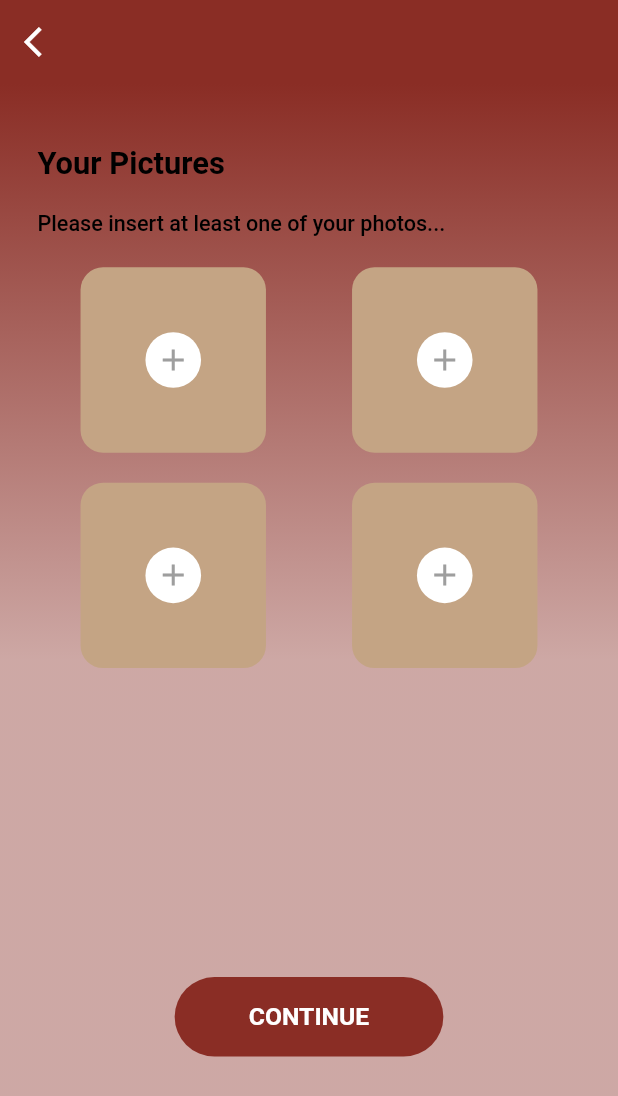
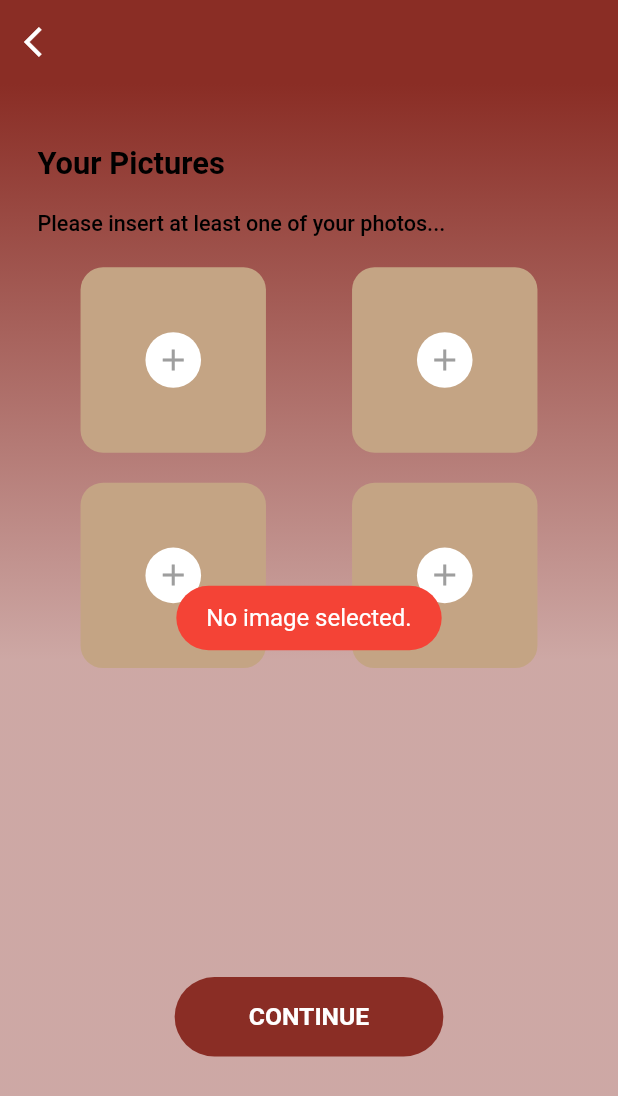
Before and after one commit to MuhammadZaheer57886/Poly-Playground, a Flutter app: the AddPictureScreen screen opened directly, after a tap on the "add" icon, on a phone screen of 412 x 824 dp. Shown: the top 1096 px of the screen. Run offline on Flutter 3.47's test engine with Material 2 defaults, Android fonts, the phone set to English and light mode, and no system bars; our stand-ins replace cloud_firestore, connectivity_plus, email_validator, firebase_auth, firebase_core, firebase_storage and 4 more; missing offline and left inert: flutter_facebook_auth; accounts and stored records are empty.

Commit message:
all profiles settup screens are ready to use

```diff
--- a/lib/ui/authentication/profile_info/add_picture_screen.dart
+++ b/lib/ui/authentication/profile_info/add_picture_screen.dart
@@ -5,6 +5,7 @@ import 'package:firebase_auth/firebase_auth.dart';
 import 'package:firebase_storage/firebase_storage.dart';
 import 'package:flutter/material.dart';
 import 'package:image_picker/image_picker.dart';
+import '../../../common/pop_message.dart';
 import '../../../utils/constants/app_colors.dart';
 import '../../payment/payment.dart';
 import '../../ui_components/simple_button.dart';
@@ -199,18 +200,13 @@ class _AddPictureScreenState extends State<AddPictureScreen> {
     try {
       final pickedFile = await picker.pickImage(source: ImageSource.camera);
       if (pickedFile == null) {
-        const SnackBar(
-          content: Text('Failed to get image from camera.'),
-        );
+        showFailedToast(context, 'No image selected.');
         return '';
       }
       return pickedFile.path;
     } catch (e) {
-      ScaffoldMessenger.of(context).showSnackBar(
-        const SnackBar(
-          content: Text('Failed to get image from camera.'),
-        ),
-      );
+      showFailedToast(context, 'Failed to get image from camera.');
+      return '';
     }
     return '';
   }
@@ -224,7 +220,10 @@ class _AddPictureScreenState extends State<AddPictureScreen> {
         image3.isNotEmpty ? await uploadImage(FileImage(File(image3))) : '';
     final image4URL =
         image4.isNotEmpty ? await uploadImage(FileImage(File(image4))) : '';
-
+if(image1URL.isEmpty && image2URL.isEmpty && image3URL.isEmpty && image4URL.isEmpty){
+  showFailedToast(context, 'Please insert at least one image');
+  return;
+}
     FirebaseFirestore.instance
         .collection("users")
         .doc(FirebaseAuth.instance.currentUser!.uid)
@@ -242,9 +241,8 @@ class _AddPictureScreenState extends State<AddPictureScreen> {
       );
     });
   }
-}
 
-Future<String> uploadImage(FileImage file)  async {
+  Future<String> uploadImage(FileImage file) async {
     final fileName = file.file.path.split('/').last;
 
     try {
@@ -256,13 +254,15 @@ Future<String> uploadImage(FileImage file)  async {
         final downloadUrl = await firebaseStorageRef.getDownloadURL();
         return downloadUrl;
       } else {
-      throw Exception('Failed to upload image.');
+        showFailedToast(context, 'Failed to upload image');
+        return '';
       }
     } on FirebaseException catch (e) {
       print(e);
-    throw Exception('Failed to upload image.');
+      return '';
     } catch (e) {
       print(e);
-    throw Exception('Failed to upload image.');
+      return '';
     }
   }
+}
--- a/lib/ui/authentication/profile_info/basic_info_screen.dart
+++ b/lib/ui/authentication/profile_info/basic_info_screen.dart
@@ -2,6 +2,7 @@ import 'package:cloud_firestore/cloud_firestore.dart';
 import 'package:firebase_auth/firebase_auth.dart';
 import 'package:flutter/material.dart';
 import 'package:poly_playground/common/nav_function.dart';
+import '../../../common/pop_message.dart';
 import '../../../utils/constants/app_colors.dart';
 import '../../ui_components/custom_text_field.dart';
 import '../../ui_components/simple_button.dart';
@@ -70,6 +71,7 @@ class _BasicInfoScreenState extends State<BasicInfoScreen> {
             CustomTextField(
                 controller: controllerFullName,
                 titleText: 'Full Name',
+                keyboardType: TextInputType.name,
                 width: size.width * 0.88,
                 radius: 15,
                 isDark: false,
@@ -80,6 +82,7 @@ class _BasicInfoScreenState extends State<BasicInfoScreen> {
             CustomTextField(
                 controller: controllerJOB,
                 titleText: 'JOB',
+                keyboardType: TextInputType.text,
                 width: size.width * 0.88,
                 radius: 15,
                 isDark: false,
@@ -88,6 +91,7 @@ class _BasicInfoScreenState extends State<BasicInfoScreen> {
               height: 20,
             ),
             CustomTextField(
+              keyboardType: TextInputType.multiline,
                 controller: controllerIntro,
                 titleText: 'INTRODUCTION YOURSELF',
                 width: size.width * 0.88,
@@ -127,6 +131,7 @@ class _BasicInfoScreenState extends State<BasicInfoScreen> {
         controllerJOB.text.isEmpty ||
         controllerIntro.text.isEmpty
         ) {
+      showFailedToast(context, 'Please fill all the fields correctly');
       return;
     }
 
--- a/lib/ui/ui_components/custom_text_field.dart
+++ b/lib/ui/ui_components/custom_text_field.dart
@@ -7,6 +7,7 @@ class CustomTextField extends StatelessWidget {
   final String imageAddress;
   final TextEditingController controller;
   final String? errorText;
+  final TextInputType? keyboardType;
   final bool obscuretext;
   final String? Function(String?)? validator;
   final AutovalidateMode? autovalidateMode;
@@ -31,6 +32,7 @@ class CustomTextField extends StatelessWidget {
     this.isDark = true,
     this.height,
     this.pl,
+    this.keyboardType,
   }) : super(key: key);
 
   @override
@@ -51,6 +53,7 @@ class CustomTextField extends StatelessWidget {
           child: TextFormField(
             controller: controller,
             validator: validator,
+            keyboardType: keyboardType,
             autovalidateMode: autovalidateMode,
             obscureText: obscuretext,
             decoration: InputDecoration(
```
Also changed, not shown: lib/ui/authentication/profile_info/basic_info2.dart (+8 -0 lines), lib/ui/authentication/profile_info/photo_profile_screen.dart (+12 -13 lines). Lines whose indentation alone changed are shown as unchanged.
